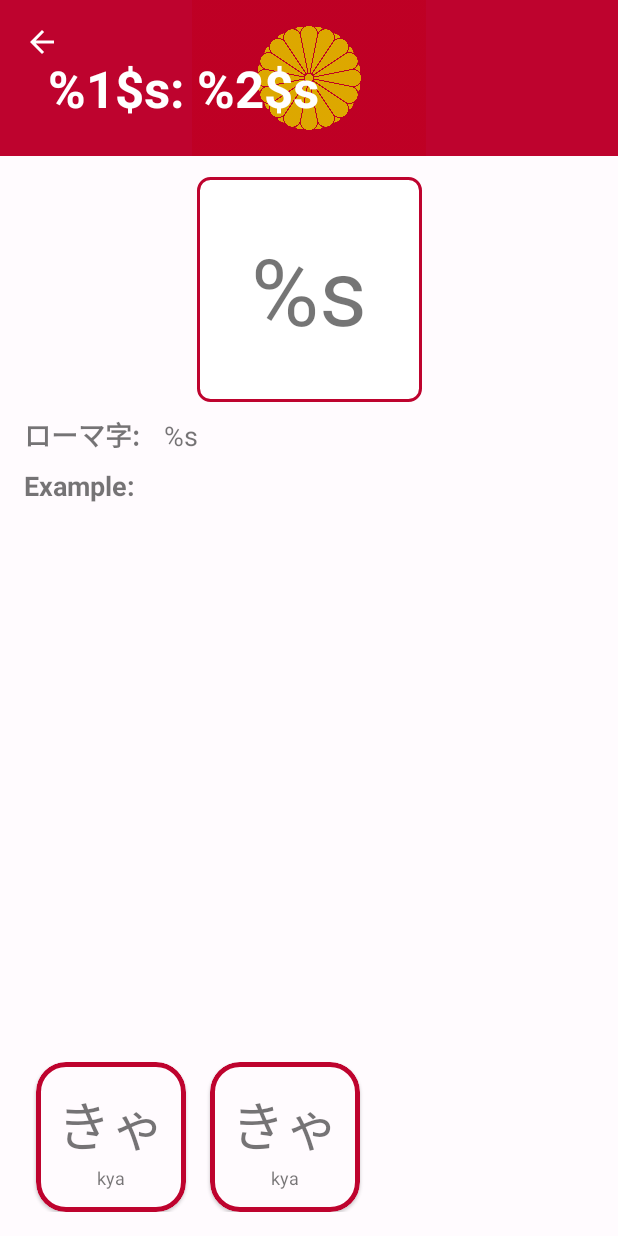
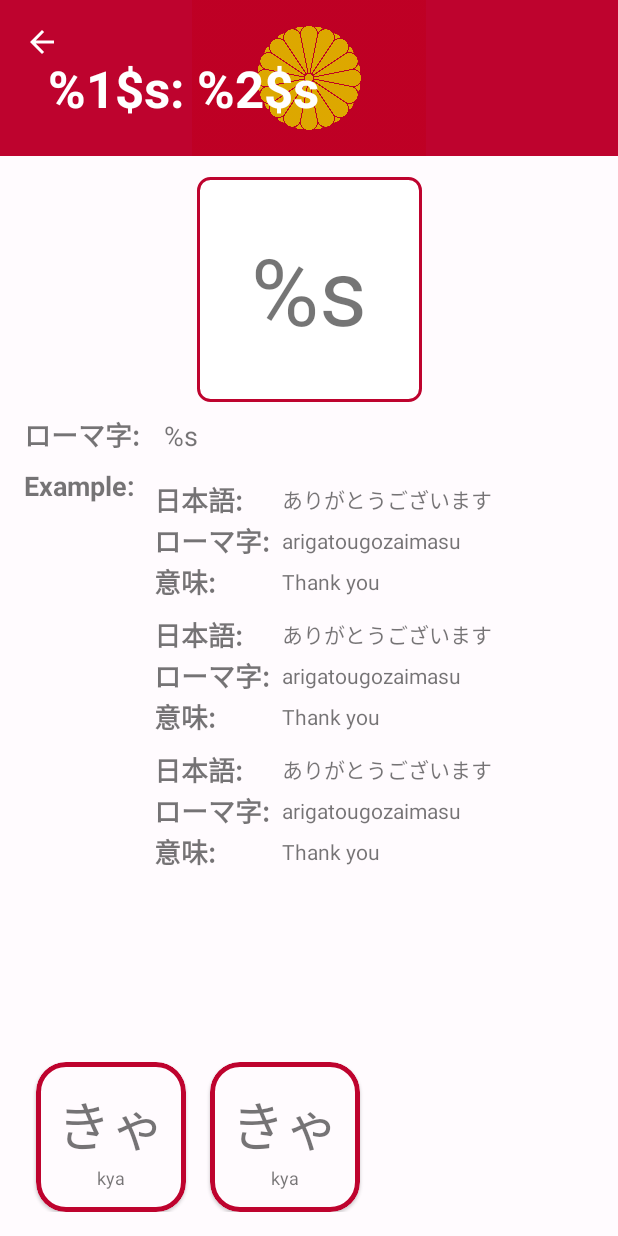
Before and after one commit to daanm29/renshu-practice-project, an Android app: the layout fragment_alphabet.xml on its own in the app's theme, with its tools: preview values and no code run, on a phone screen of 412 x 824 dp. Run offline under Robolectric (Android 15) with nearby library versions, the light colour scheme and no system bars.

Commit message:
Worked on the alphabet character page

```diff
--- a/app/src/main/res/layout/fragment_alphabet.xml
+++ b/app/src/main/res/layout/fragment_alphabet.xml
@@ -116,7 +116,10 @@
                         android:layout_width="match_parent"
                         android:layout_height="wrap_content"
                         android:orientation="vertical"
-                        android:textSize="18sp" />
+                        android:textSize="18sp"
+                        app:layoutManager="androidx.recyclerview.widget.LinearLayoutManager"
+                        tools:itemCount="3"
+                        tools:listitem="@layout/item_alphabet_example" />
                 </LinearLayout>
             </androidx.constraintlayout.widget.ConstraintLayout>
         </androidx.core.widget.NestedScrollView>
--- a/app/src/main/res/layout/item_alphabet_example.xml
+++ b/app/src/main/res/layout/item_alphabet_example.xml
@@ -5,6 +5,8 @@
 
     <androidx.constraintlayout.widget.ConstraintLayout
         android:layout_width="match_parent"
+        android:layout_marginTop="8dp"
+        android:layout_marginHorizontal="8dp"
         android:layout_height="wrap_content">
 
         <LinearLayout
```
Also changed, not shown: app/src/main/java/com/example/renshu/practice/adapter/ExamplePracticeItemAdapter.kt (added, +44 -0 lines), app/src/main/java/com/example/renshu/practice/alphabet/AlphabetFragment.kt (+20 -4 lines).
